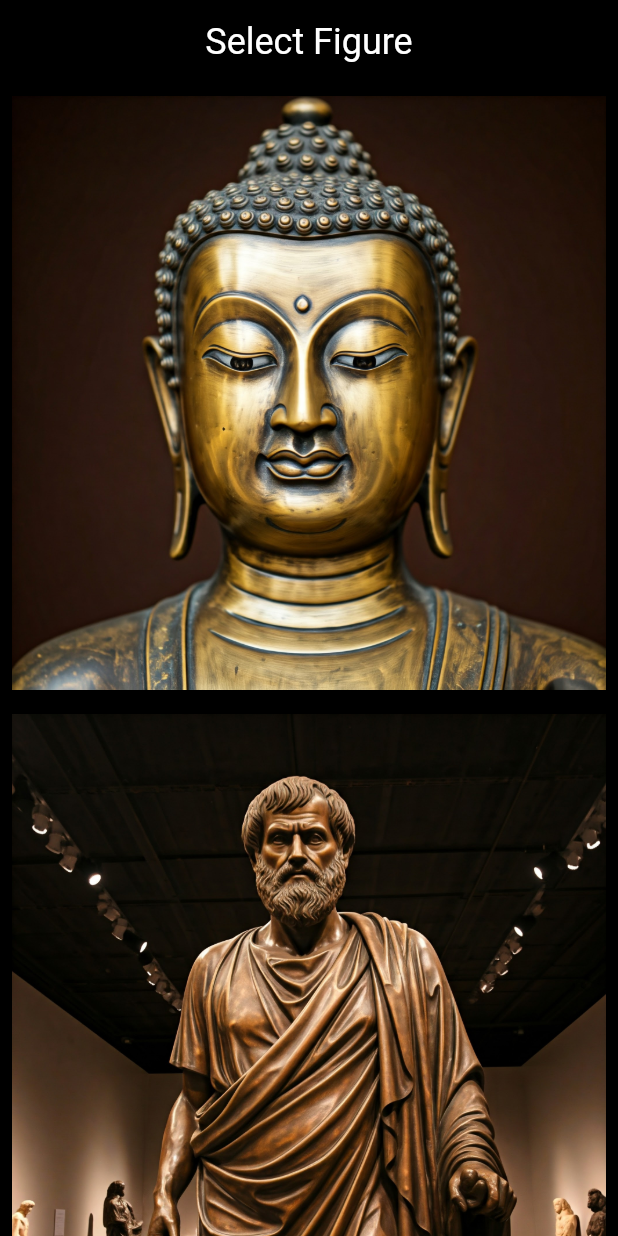
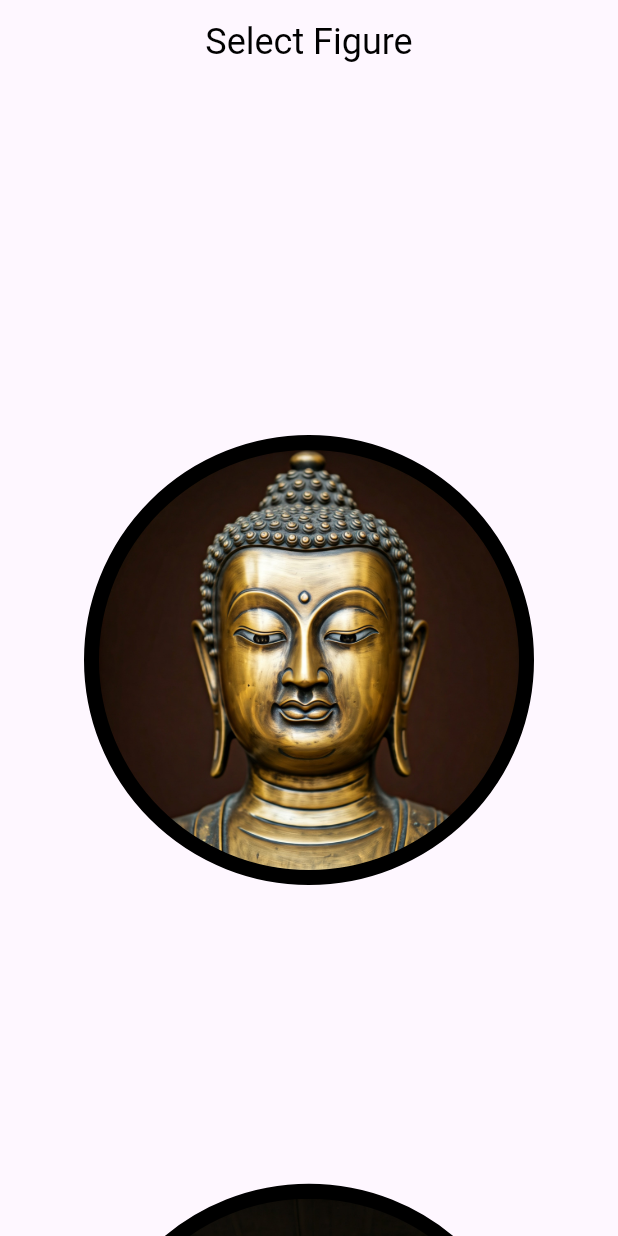
Before and after one commit to Nishchay1/openai-chatbot, a Flutter app: the screen it shows after launch, on a phone screen of 412 x 824 dp. Run offline on Flutter 3.47's test engine with Material 3 defaults, Android fonts, the phone set to English and light mode, and no system bars.

Commit message:
Add character select screen with information and better UI.

```diff
--- a/lib/screens/home_screen.dart
+++ b/lib/screens/home_screen.dart
@@ -1,3 +1,5 @@
+import 'package:chatbot/shared/figure_select_card.dart';
+import 'package:chatbot/shared/figure_select_screen.dart';
 import 'package:flutter/material.dart';
 
 class HomeScreen extends StatefulWidget {
@@ -8,12 +10,35 @@ class HomeScreen extends StatefulWidget {
 }
 
 class _HomeScreenState extends State<HomeScreen> {
+  var figureName = [
+    'Buddha',
+    'Aristotle',
+    'Confucius',
+    'Abraham Lincoln',
+    'Julius Caesar',
+  ];
+
+  var figureInfo = [
+    'Siddhartha Gautama, most commonly referred to as the Buddha, was a wandering ascetic and religious teacher who lived in South Asia, during the 6th or 5th century BCE and founded Buddhism. According to Buddhist legends, he was born in Lumbini, in what is now Nepal, to royal parents of the Shakya clan, but renounced his home life to live as a wandering ascetic. After leading a life of mendicancy, asceticism, and meditation, he attained nirvana at Bodh Gaya in what is now India. The Buddha then wandered through the lower Indo-Gangetic Plain, teaching and building a monastic order. Buddhist tradition holds he died in Kushinagar and reached parinirvana ("final release from conditioned existence"). \n- Wikipedia',
+    'Aristotle was an Ancient Greek philosopher and polymath. His writings cover a broad range of subjects spanning the natural sciences, philosophy, linguistics, economics, politics, psychology, and the arts. As the founder of the Peripatetic school of philosophy in the Lyceum in Athens, he began the wider Aristotelian tradition that followed, which set the groundwork for the development of modern science. \n- Wikipedia',
+    'Confucius, born Kong Qiu (孔丘), was a Chinese philosopher of the Spring and Autumn period who is traditionally considered the paragon of Chinese sages. Much of the shared cultural heritage of the Sinosphere originates in the philosophy and teachings of Confucius. His philosophical teachings, called Confucianism, emphasized personal and governmental morality, harmonious social relationships, righteousness, kindness, sincerity, and a ruler\'s responsibilities to lead by virtue. \n- Wikipedia',
+    'Abraham Lincoln was the 16th president of the United States, serving from 1861 until his assassination in 1865. He led the United States through the American Civil War, defending the nation as a constitutional union, defeating the Confederacy, playing a major role in the abolition of slavery, expanding the power of the federal government, and modernizing the U.S. economy. - Wikipedia',
+    'Gaius Julius Caesar was a Roman general and statesman. A member of the First Triumvirate, Caesar led the Roman armies in the Gallic Wars before defeating his political rival Pompey in a civil war, and subsequently became dictator from 49 BC until his assassination in 44 BC. He played a critical role in the events that led to the demise of the Roman Republic and the rise of the Roman Empire. \n- Wikipedia',
+  ];
+
+  var heroTagList = [
+    'buddha',
+    'aristotle',
+    'confucius',
+    'lincoln',
+    'caesar',
+  ];
   var screenList = [
     '/buddha_screen',
     '/aristotle_screen',
     '/confucius_screen',
     '/lincoln_screen',
-    '/caesar_screen'
+    '/caesat_screen'
   ];
   var imageList = [
     'assets/images/buddha.png',
@@ -28,24 +53,32 @@ class _HomeScreenState extends State<HomeScreen> {
       appBar: AppBar(
         title: const Text("Select Figure"),
         centerTitle: true,
-          backgroundColor: Colors.black,
-          titleTextStyle: TextStyle(color: Colors.white, fontSize: 24),
+        titleTextStyle: TextStyle(color: Colors.black, fontSize: 24),
       ),
-        body: Container(
-          color: Colors.black,
-          child: ListView.builder(
+      body: SafeArea(
+        child: PageView.builder(
+            controller: PageController(viewportFraction: 0.65),
+            pageSnapping: false,
+            scrollDirection: Axis.vertical,
             itemCount: imageList.length,
             itemBuilder: (context, index) {
               return GestureDetector(
                   onTap: () {
-                      Navigator.pushNamed(context, screenList[index]);
+                    Navigator.of(context).push(MaterialPageRoute(
+                        builder: (context) => FigureSelectScreen(
+                            heroTag: heroTagList[index],
+                            imagePath: imageList[index],
+                            screenName: screenList[index],
+                            figureName: figureName[index],
+                            figureInfo: figureInfo[index],)));
                   },
-                    child: Card(
-                      color: Colors.black,
-                      margin: EdgeInsets.all(8.0),
-                      child: Image.asset(imageList[index]),
+                  child: Center(
+                    child: FigureSelectCard(
+                        imagePath: imageList[index],
+                        heroTag: heroTagList[index]),
                   ));
             }),
-        ));
+      ),
+    );
   }
 }
--- /dev/null
+++ b/lib/shared/figure_select_card.dart
@@ -0,0 +1,33 @@
+import 'package:flutter/material.dart';
+
+class FigureSelectCard extends StatefulWidget {
+  final String imagePath;
+  final String heroTag;
+
+  const FigureSelectCard(
+      {super.key, required this.imagePath, required this.heroTag});
+
+  @override
+  State<FigureSelectCard> createState() => _FigureSelectCardState();
+}
+
+class _FigureSelectCardState extends State<FigureSelectCard> {
+  @override
+  Widget build(BuildContext context) {
+    return Container(
+      decoration: BoxDecoration(
+        color: Colors.black,
+          shape: BoxShape.circle,
+          border: Border.all(
+            color: const Color.fromARGB(255, 0, 0, 0),
+            width: 10.0,
+          )),
+      width: 300,
+      height: 300,
+      margin: EdgeInsets.all(10.0),
+      child: Hero(
+          tag: widget.heroTag,
+          child: ClipOval(child: Image.asset(widget.imagePath))),
+    );
+  }
+}
```
Also changed, not shown: lib/shared/animated_figure.dart (+4 -5 lines), lib/shared/figure_screen_components.dart (+7 -9 lines), lib/shared/figure_select_screen.dart (added, +65 -0 lines), 1 other file. Lines whose indentation alone changed are shown as unchanged.
